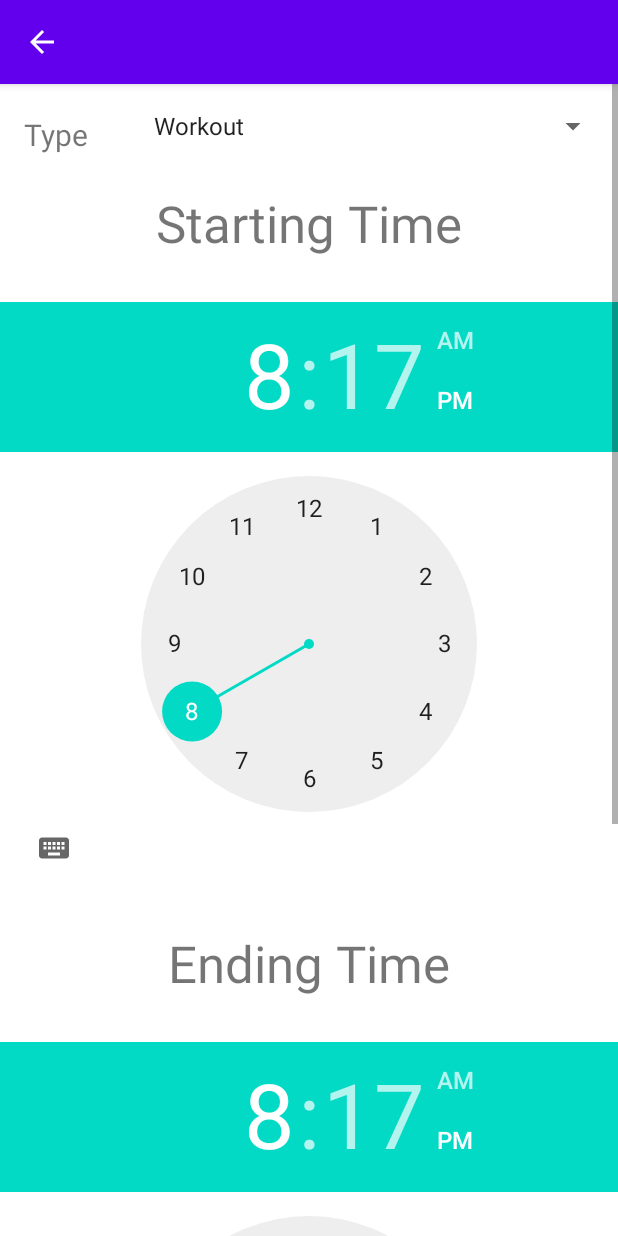
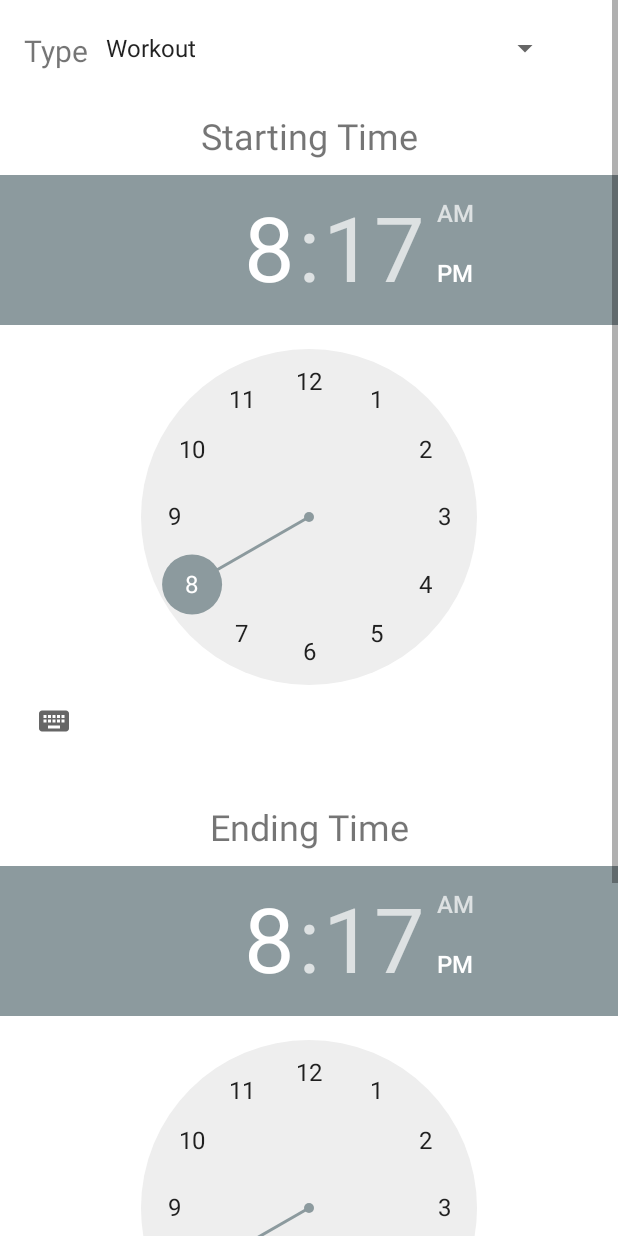
Before and after one commit to Sai5810/ScheduleMatch, an Android app: the screen it shows after launch (ItemAct), after a tap on "ADD ITEM", on a phone screen of 412 x 824 dp. Run offline under Robolectric (Android 15) with nearby library versions, the phone set to English and light mode, and no system bars.

Commit message:
New activity!

```diff
--- a/app/src/main/java/com/vakasai/myapplication/FirstFragment.java
+++ b/app/src/main/java/com/vakasai/myapplication/FirstFragment.java
@@ -56,7 +56,7 @@ public class FirstFragment extends Fragment {
         bottom = R.id.textView3;
         addToBottomView(new TextView(getActivity()), lay, type);
         addToBottomView(new TextView(getActivity()), lay,
-                st[0] + ":" + st[1] + " - " + end[0] + end[1]);
+                st[0] + ":" + st[1] + " - " + end[0] + ":" + end[1]);
         addToBottomView(new TextView(getActivity()), lay, date);
     }
 
--- a/app/src/main/java/com/vakasai/myapplication/MainActivity.java
+++ b/app/src/main/java/com/vakasai/myapplication/MainActivity.java
@@ -10,14 +10,16 @@ import android.app.Activity;
 import android.content.Intent;
 import android.os.Bundle;
 import android.view.View;
+import android.widget.EditText;
 import android.widget.TextView;
 
 public class MainActivity extends AppCompatActivity {
     ActivityResultLauncher<Intent> launchItem;
-    int bottom = R.id.addbutton;
+    int bottom = R.id.addBtn;
 
     public void addToBottomView(TextView tv, ConstraintLayout lay, String s) {
         tv.setText(s);
+        tv.setTextSize(20);
         tv.setId(View.generateViewId());
         ConstraintSet set = new ConstraintSet();
         lay.addView(tv, 0);
@@ -39,11 +41,12 @@ public class MainActivity extends AppCompatActivity {
                     if (result.getResultCode() == Activity.RESULT_OK) {
                         Intent data = result.getData();
                         ConstraintLayout lay = findViewById(R.id.main);
+                        String username = ((EditText) findViewById(R.id.username)).getText().toString();
                         addToBottomView(new TextView(MainActivity.this), lay, data.getStringExtra("type"));
                         int[] st = data.getIntArrayExtra("stTime");
                         int[] end = data.getIntArrayExtra("endTime");
                         addToBottomView(new TextView(MainActivity.this), lay,
-                                st[0] + ":" + st[1] + " - " + end[0] + end[1]);
+                                st[0] + ":" + st[1] + " - " + end[0] + ":" + end[1]);
                         addToBottomView(new TextView(MainActivity.this), lay,
                                 data.getStringExtra("date"));
                         if (data.hasExtra("repetitions")) {
--- a/app/src/main/res/layout/activity_match.xml
+++ b/app/src/main/res/layout/activity_match.xml
@@ -9,7 +9,7 @@
     <com.google.android.material.appbar.AppBarLayout
         android:layout_width="match_parent"
         android:layout_height="wrap_content"
-        android:theme="@style/Theme.MyApplication.AppBarOverlay">
+        android:theme="@style/Theme.MyApplication.NoActionBar">
 
         <androidx.appcompat.widget.Toolbar
             android:id="@+id/toolbar"
--- a/app/src/main/res/layout/item.xml
+++ b/app/src/main/res/layout/item.xml
@@ -19,15 +19,15 @@
             app:layout_constraintStart_toStartOf="parent"
             app:layout_constraintTop_toTopOf="parent" />
 
+
         <Spinner
             android:id="@+id/spinner"
             android:layout_width="311dp"
             android:layout_height="wrap_content"
-            android:layout_marginStart="36dp"
-            android:layout_marginTop="16dp"
+            android:layout_marginStart="4dp"
+            android:layout_marginTop="20dp"
             app:layout_constraintStart_toEndOf="@+id/textView2"
             app:layout_constraintTop_toTopOf="parent" />
-
 
         <TextView
             android:id="@+id/timeLabel"
@@ -35,7 +35,7 @@
             android:layout_height="wrap_content"
             android:layout_marginTop="30dp"
             android:text="@string/starting_time"
-            android:textSize="34sp"
+            android:textSize="24sp"
             app:layout_constraintEnd_toEndOf="parent"
             app:layout_constraintStart_toStartOf="parent"
             app:layout_constraintTop_toBottomOf="@id/spinner" />
@@ -44,7 +44,9 @@
             android:id="@+id/timePicker"
             android:layout_width="wrap_content"
             android:layout_height="wrap_content"
-            android:layout_marginTop="30dp"
+            android:layout_marginTop="10dp"
+            android:headerBackground="@color/purple_500"
+            android:numbersSelectorColor="@color/purple_500"
             app:layout_constraintEnd_toEndOf="parent"
             app:layout_constraintStart_toStartOf="parent"
             app:layout_constraintTop_toBottomOf="@id/timeLabel" />
@@ -55,7 +57,7 @@
             android:layout_height="wrap_content"
             android:layout_marginTop="30dp"
             android:text="@string/ending_time"
-            android:textSize="34sp"
+            android:textSize="24sp"
             app:layout_constraintEnd_toEndOf="parent"
             app:layout_constraintStart_toStartOf="parent"
             app:layout_constraintTop_toBottomOf="@id/timePicker" />
@@ -64,7 +66,9 @@
             android:id="@+id/timePicker2"
             android:layout_width="wrap_content"
             android:layout_height="wrap_content"
-            android:layout_marginTop="30dp"
+            android:layout_marginTop="10dp"
+            android:headerBackground="@color/purple_500"
+            android:numbersSelectorColor="@color/purple_500"
             app:layout_constraintEnd_toEndOf="parent"
             app:layout_constraintStart_toStartOf="parent"
             app:layout_constraintTop_toBottomOf="@id/timeLabel2" />
@@ -73,6 +77,7 @@
             android:id="@+id/date"
             android:layout_width="wrap_content"
             android:layout_height="wrap_content"
+            android:layout_marginTop="20dp"
             android:autofillHints="date"
             android:clickable="false"
             android:cursorVisible="false"
@@ -82,6 +87,7 @@
             android:hint="@string/what_date"
             android:inputType="date"
             app:layout_constraintEnd_toEndOf="parent"
+            app:layout_constraintHorizontal_bias="0.497"
             app:layout_constraintStart_toStartOf="parent"
             app:layout_constraintTop_toBottomOf="@+id/timePicker2" />
 
--- a/app/src/main/res/values/colors.xml
+++ b/app/src/main/res/values/colors.xml
@@ -1,8 +1,8 @@
 <?xml version="1.0" encoding="utf-8"?>
 <resources>
     <color name="purple_200">#FFBB86FC</color>
-    <color name="purple_500">#FF6200EE</color>
-    <color name="purple_700">#FF3700B3</color>
+    <color name="purple_500">#8C9A9E</color>
+    <color name="purple_700">#D4F5F5</color>
     <color name="teal_200">#FF03DAC5</color>
     <color name="teal_700">#FF018786</color>
     <color name="black">#FF000000</color>
--- a/app/src/main/res/values/themes.xml
+++ b/app/src/main/res/values/themes.xml
@@ -1,6 +1,6 @@
 <resources xmlns:tools="http://schemas.android.com/tools">
     <!-- Base application theme. -->
-    <style name="Theme.MyApplication" parent="Theme.MaterialComponents.DayNight.DarkActionBar">
+    <style name="Theme.MyApplication" parent="Theme.MaterialComponents.DayNight.NoActionBar">
         <!-- Primary brand color. -->
         <item name="colorPrimary">@color/purple_500</item>
         <item name="colorPrimaryVariant">@color/purple_700</item>
```
Also changed, not shown: app/src/main/res/layout/activity_main.xml (+17 -9 lines), app/src/main/res/layout/fragment_first.xml (+7 -3 lines).
